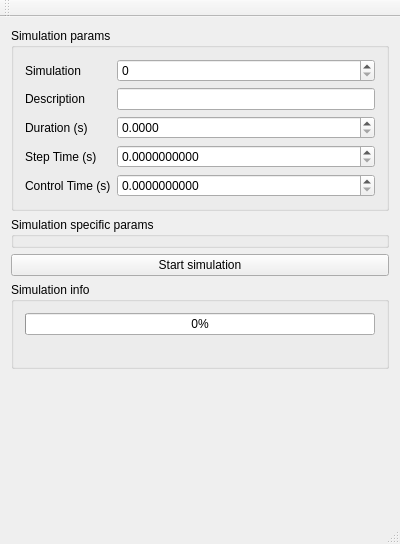
The window that gsim.ui (koalakoker/gSim) describes before a commit, drawn with Qt 5.
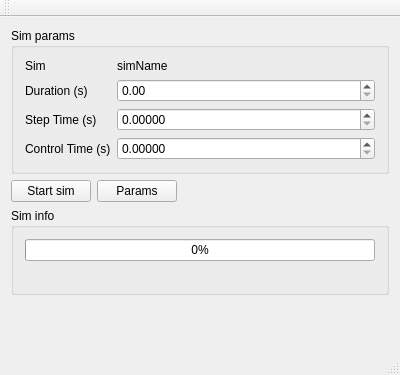
The same window after the commit.

Diff of the .ui file:
```diff
--- a/gsim.ui
+++ b/gsim.ui
@@ -7,7 +7,7 @@
     <x>0</x>
     <y>0</y>
     <width>400</width>
-    <height>544</height>
+    <height>375</height>
    </rect>
   </property>
   <property name="windowTitle">
@@ -18,19 +18,22 @@
     <item>
      <widget class="QGroupBox" name="SimParams">
       <property name="title">
-       <string>Simulation params</string>
+       <string>Sim params</string>
       </property>
       <layout class="QVBoxLayout" name="verticalLayout_2">
        <item>
         <layout class="QFormLayout" name="formLayout">
-         <item row="2" column="0">
+         <item row="1" column="0">
           <widget class="QLabel" name="label">
            <property name="text">
             <string>Duration (s)</string>
            </property>
           </widget>
          </item>
-         <item row="3" column="0">
+         <item row="1" column="1">
+          <widget class="QDoubleSpinBox" name="duration"/>
+         </item>
+         <item row="2" column="0">
           <widget class="QLabel" name="label_2">
            <property name="text">
             <string>Step Time (s)</string>
@@ -38,57 +41,37 @@
           </widget>
          </item>
          <item row="2" column="1">
-          <widget class="QDoubleSpinBox" name="duration">
-           <property name="decimals">
-            <number>4</number>
-           </property>
-           <property name="maximum">
-            <double>999.990000000000009</double>
-           </property>
-          </widget>
-         </item>
-         <item row="3" column="1">
           <widget class="QDoubleSpinBox" name="stepTime">
            <property name="decimals">
-            <number>10</number>
+            <number>5</number>
            </property>
           </widget>
          </item>
-         <item row="4" column="0">
+         <item row="3" column="0">
           <widget class="QLabel" name="label_3">
            <property name="text">
             <string>Control Time (s)</string>
            </property>
           </widget>
          </item>
-         <item row="4" column="1">
+         <item row="3" column="1">
           <widget class="QDoubleSpinBox" name="controlTime">
            <property name="decimals">
-            <number>10</number>
+            <number>5</number>
            </property>
           </widget>
          </item>
          <item row="0" column="0">
-          <widget class="QLabel" name="label_10">
-           <property name="text">
-            <string>Simulation</string>
-           </property>
-          </widget>
-         </item>
-         <item row="0" column="1">
-          <widget class="QSpinBox" name="simulation"/>
-         </item>
-         <item row="1" column="0">
           <widget class="QLabel" name="label_4">
            <property name="text">
-            <string>Description</string>
+            <string>Sim</string>
            </property>
           </widget>
          </item>
-         <item row="1" column="1">
-          <widget class="QLineEdit" name="description">
-           <property name="readOnly">
-            <bool>true</bool>
+         <item row="0" column="1">
+          <widget class="QLabel" name="simName">
+           <property name="text">
+            <string>simName</string>
            </property>
           </widget>
          </item>
@@ -98,44 +81,40 @@
      </widget>
     </item>
     <item>
-     <widget class="QGroupBox" name="SimulationSpecificParams">
-      <property name="title">
-       <string>Simulation specific params</string>
-      </property>
-      <layout class="QGridLayout" name="gridLayout">
-       <property name="leftMargin">
-        <number>0</number>
-       </property>
-       <property name="topMargin">
-        <number>0</number>
-       </property>
-       <property name="rightMargin">
-        <number>0</number>
-       </property>
-       <property name="bottomMargin">
-        <number>0</number>
-       </property>
-       <item row="0" column="0">
-        <layout class="QFormLayout" name="dynamicLayout">
-         <item row="0" column="0">
-          <widget class="QWidget" name="specificForm" native="true"/>
-         </item>
-        </layout>
-       </item>
-      </layout>
-     </widget>
-    </item>
-    <item>
-     <widget class="QPushButton" name="startSimulation">
-      <property name="text">
-       <string>Start simulation</string>
-      </property>
-     </widget>
+     <layout class="QHBoxLayout" name="horizontalLayout">
+      <item>
+       <widget class="QPushButton" name="startSim">
+        <property name="text">
+         <string>Start sim</string>
+        </property>
+       </widget>
+      </item>
+      <item>
+       <widget class="QPushButton" name="params">
+        <property name="text">
+         <string>Params</string>
+        </property>
+       </widget>
+      </item>
+      <item>
+       <spacer name="horizontalSpacer">
+        <property name="orientation">
+         <enum>Qt::Horizontal</enum>
+        </property>
+        <property name="sizeHint" stdset="0">
+         <size>
+          <width>40</width>
+          <height>20</height>
+         </size>
+        </property>
+       </spacer>
+      </item>
+     </layout>
     </item>
     <item>
      <widget class="QGroupBox" name="groupBox">
       <property name="title">
-       <string>Simulation info</string>
+       <string>Sim info</string>
       </property>
       <layout class="QVBoxLayout" name="verticalLayout_6">
        <item>
```
Left out of the diff: 2 changed lines with no effect on the pictures.
